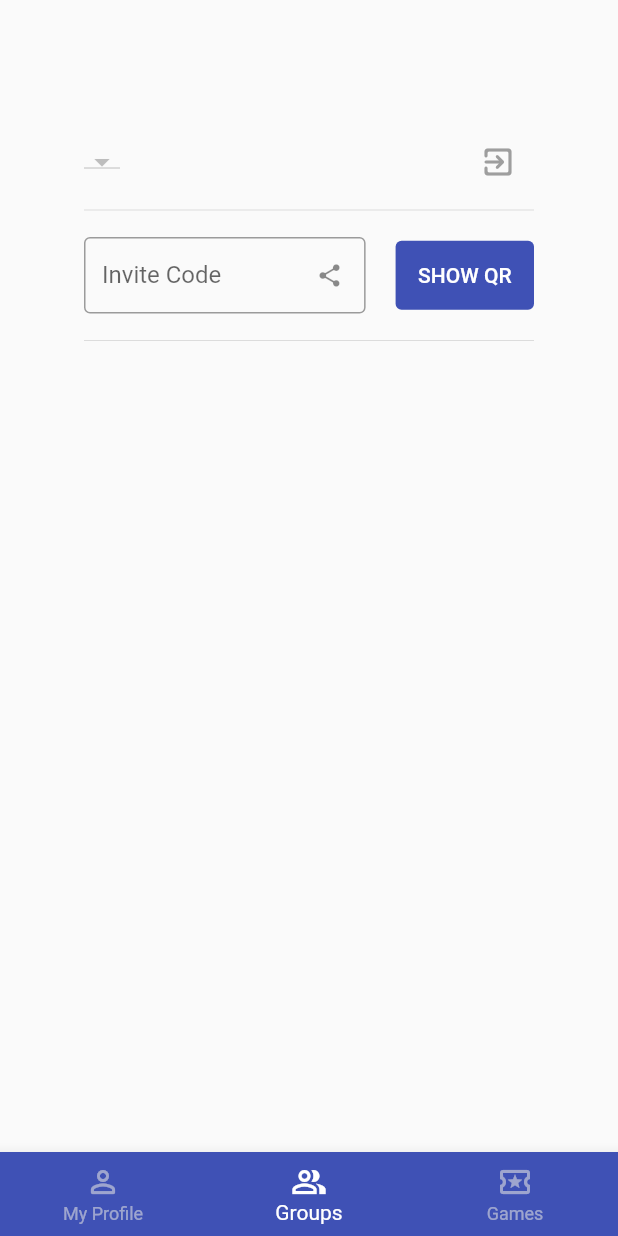
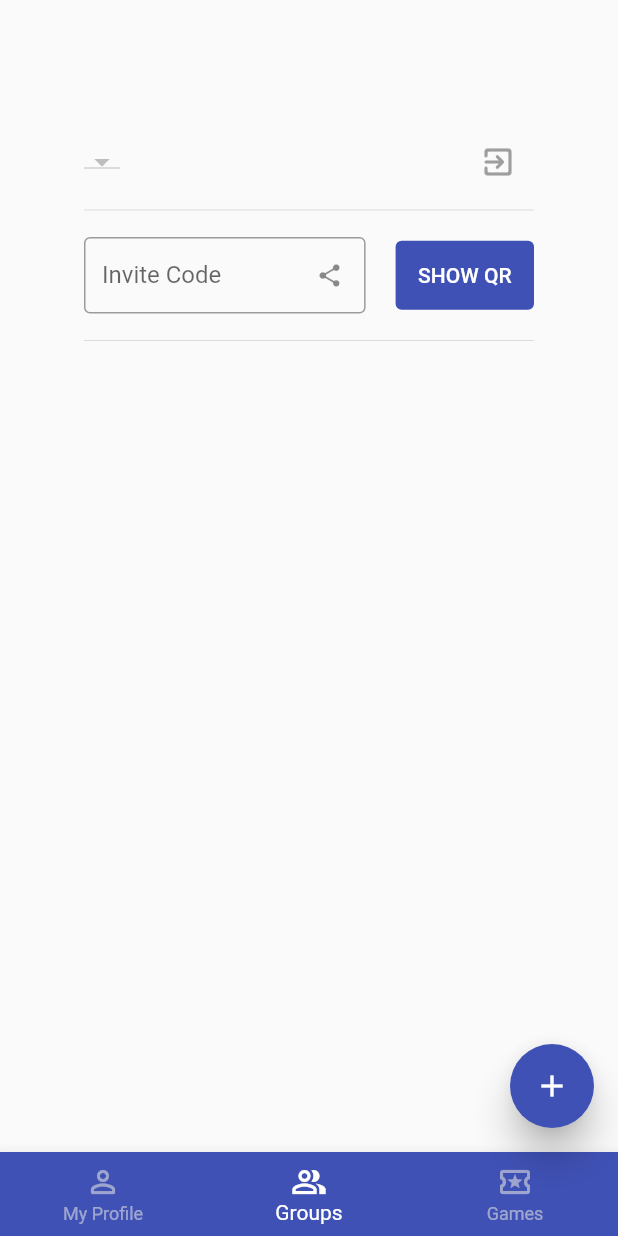
Before and after one commit to rflett/jui, a Flutter app: the ProfilePage screen opened directly, item 2 of the bottom bar chosen, on a phone screen of 412 x 824 dp. Run offline on Flutter 3.47's test engine with Material 2 defaults, Android fonts, the phone set to English and light mode, and no system bars; drawn by our look-alikes of flutter_speed_dial; our stand-ins replace flutter_secure_storage, lottie, qr_flutter, share, shared_preferences; missing offline and left inert: jwt_decode, qr_code_scanner; accounts and stored records are empty; generated files the repository leaves out were written again; network calls fail.

```diff
--- a/lib/view/pages/logged_in/profile/profile_page.dart
+++ b/lib/view/pages/logged_in/profile/profile_page.dart
@@ -1,6 +1,7 @@
 import 'package:flutter/material.dart';
 import 'package:jui/view/pages/logged_in/profile/sub_pages/groups_page.dart';
 import 'package:jui/view/pages/logged_in/profile/sub_pages/my_profile_page.dart';
+import 'package:flutter_speed_dial/flutter_speed_dial.dart';
 
 class ProfilePage extends StatefulWidget {
   ProfilePage({Key? key}) : super(key: key);
@@ -10,6 +11,7 @@ class ProfilePage extends StatefulWidget {
 }
 
 class _ProfilePageState extends State<ProfilePage> {
+  bool _groupDialVisible = false;
   int _selectedIndex = 0;
   List<Widget> _profilePages = [
     MyProfilePage(),
@@ -20,7 +22,20 @@ class _ProfilePageState extends State<ProfilePage> {
   void _onItemTapped(int index) {
     setState(() {
       _selectedIndex = index;
+
+      // group dial is only visible on the group tab
+      this._groupDialVisible = _selectedIndex == 1;
     });
+  }
+
+  void _createGroupPressed() {
+    ScaffoldMessenger.of(context).showSnackBar(
+        SnackBar(content: Text("TODO prompt to create a group.")));
+  }
+
+  void _joinGroupPressed() {
+    ScaffoldMessenger.of(context)
+        .showSnackBar(SnackBar(content: Text("TODO prompt to join a group.")));
   }
 
   @override
@@ -29,9 +44,12 @@ class _ProfilePageState extends State<ProfilePage> {
       bottomNavigationBar: BottomNavigationBar(
         backgroundColor: Theme.of(context).primaryColor,
         items: [
-          BottomNavigationBarItem(icon: Icon(Icons.person_outline_rounded), label: "My Profile"),
-          BottomNavigationBarItem(icon: Icon(Icons.people_alt_outlined), label: "Groups"),
-          BottomNavigationBarItem(icon: Icon(Icons.local_play_outlined), label: "Games"),
+          BottomNavigationBarItem(
+              icon: Icon(Icons.person_outline_rounded), label: "My Profile"),
+          BottomNavigationBarItem(
+              icon: Icon(Icons.people_alt_outlined), label: "Groups"),
+          BottomNavigationBarItem(
+              icon: Icon(Icons.local_play_outlined), label: "Games"),
         ],
         currentIndex: _selectedIndex,
         selectedItemColor: Colors.white,
@@ -41,6 +59,46 @@ class _ProfilePageState extends State<ProfilePage> {
       body: Center(
         child: _profilePages.elementAt(_selectedIndex),
       ),
+      floatingActionButton: buildSpeedDial(),
+    );
+  }
+
+  SpeedDial buildSpeedDial() {
+    return SpeedDial(
+      /// both default to 16
+      marginEnd: 18,
+      marginBottom: 20,
+      icon: Icons.add,
+      activeIcon: Icons.close,
+      buttonSize: 56.0,
+      visible: this._groupDialVisible,
+      closeManually: false,
+      curve: Curves.bounceIn,
+      overlayColor: Colors.black,
+      overlayOpacity: 0.5,
+      tooltip: 'Create/Join group',
+      heroTag: 'create-join-group-fab',
+      backgroundColor: Colors.indigo,
+      foregroundColor: Colors.white,
+      elevation: 10.0,
+      shape: CircleBorder(),
+
+      children: [
+        SpeedDialChild(
+          child: Icon(Icons.add),
+          backgroundColor: Colors.indigoAccent,
+          label: 'Create',
+          labelStyle: TextStyle(fontSize: 18.0),
+          onTap: () => _createGroupPressed(),
+        ),
+        SpeedDialChild(
+          child: Icon(Icons.person_add_rounded),
+          backgroundColor: Colors.indigoAccent,
+          label: 'Join',
+          labelStyle: TextStyle(fontSize: 18.0),
+          onTap: () => _joinGroupPressed(),
+        ),
+      ],
     );
   }
 }
--- a/pubspec.yaml
+++ b/pubspec.yaml
@@ -38,6 +38,7 @@ dependencies:
   qr_flutter: ^4.0.0
   qr_code_scanner: ^0.4.0
   share: ^2.0.1
+  flutter_speed_dial: ^3.0.5
 
 dev_dependencies:
   flutter_test:
```
Also changed, not shown: pubspec.lock.
